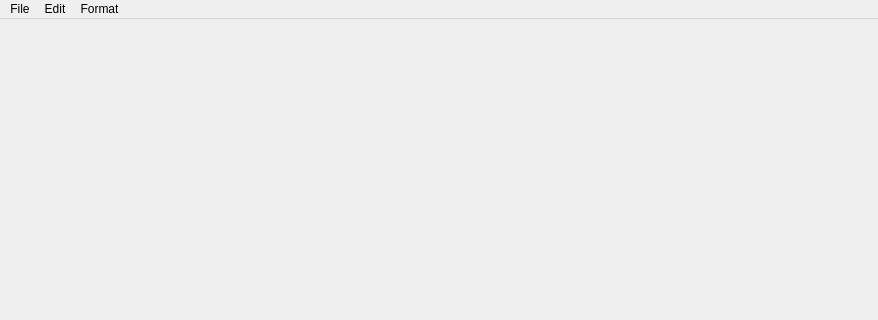
The window that src/MainWindow.ui (GeorgH93/QLogViewer) describes before a commit, drawn with Qt 5; both pictures show x 0 to 878 and y 0 to 320 of the 878 by 838 pixel window.
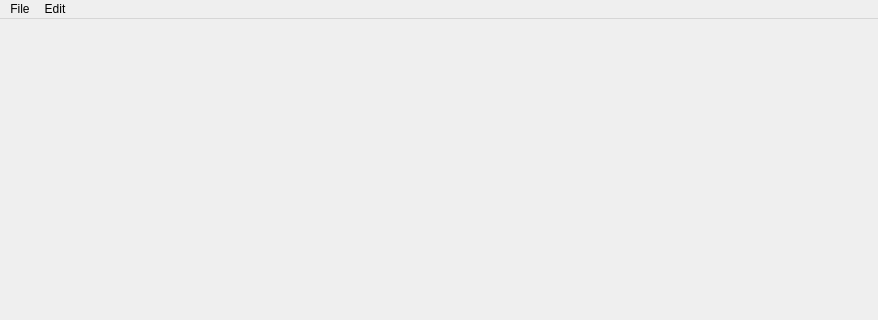
The same window after the commit. Icons and pictures are not drawn.

Commit message: Add menu icons

The edit to the form file:
```diff
--- a/src/MainWindow.ui
+++ b/src/MainWindow.ui
@@ -136,7 +136,7 @@
      <x>0</x>
      <y>0</y>
      <width>878</width>
-     <height>21</height>
+     <height>25</height>
     </rect>
    </property>
    <widget class="QMenu" name="menuFile">
@@ -152,17 +152,8 @@
      <string>Edit</string>
     </property>
    </widget>
-   <widget class="QMenu" name="menuFormat">
-    <property name="title">
-     <string>Format</string>
-    </property>
-    <addaction name="actionBold"/>
-    <addaction name="actionSubscript"/>
-    <addaction name="actionSuperscript"/>
-   </widget>
    <addaction name="menuFile"/>
    <addaction name="menuEdit"/>
-   <addaction name="menuFormat"/>
   </widget>
   <widget class="QStatusBar" name="statusbar"/>
   <action name="actionNew_File">
```
Left out of the diff: 26 changed lines with no effect on the pictures.
